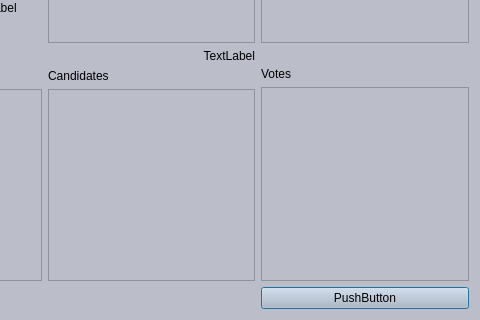
This is countdialog.ui in geaney91/E-CountApp as Qt 5 draws it before an edit; both pictures show x 177 to 657 and y 186 to 506 of the 657 by 506 pixel window. The edited form follows.
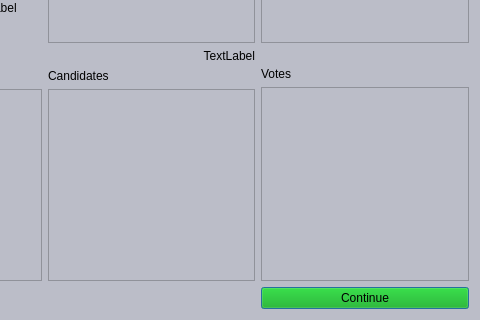
This is the edited form.

Patch:
```diff
--- a/countdialog.ui
+++ b/countdialog.ui
@@ -252,8 +252,12 @@
          <height>0</height>
         </size>
        </property>
+       <property name="styleSheet">
+        <string notr="true">border-color: rgb(255, 0, 0);
+background-color: rgb(0, 170, 0);</string>
+       </property>
        <property name="text">
-        <string>PushButton</string>
+        <string>Continue</string>
        </property>
       </widget>
      </item>
```
